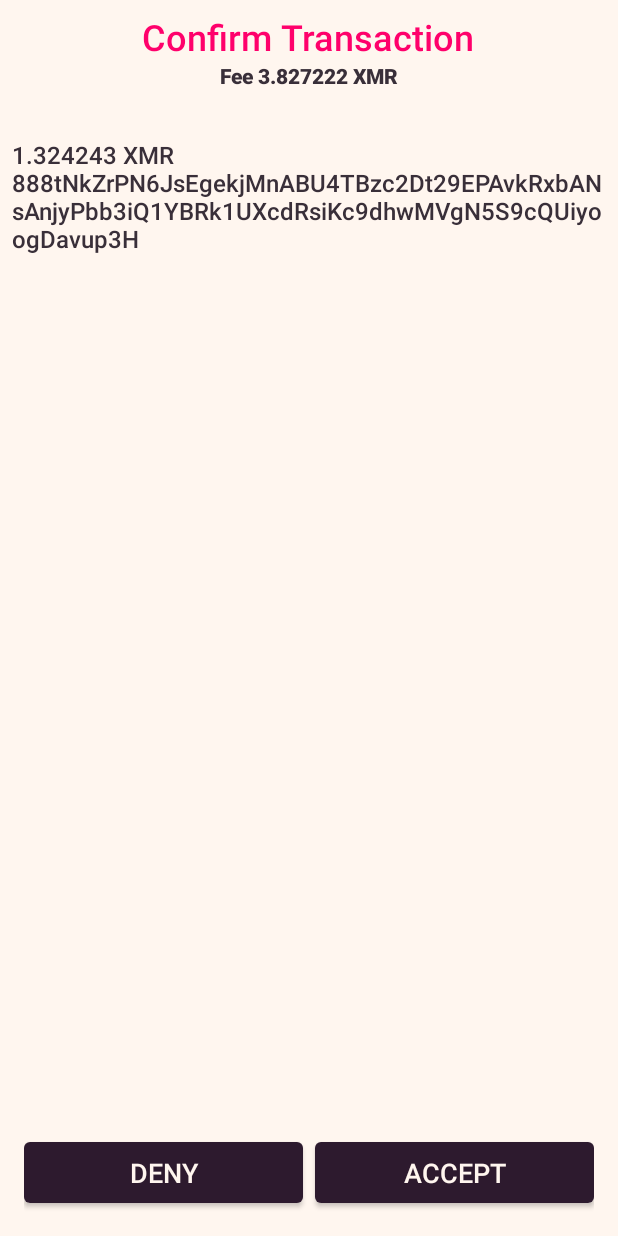
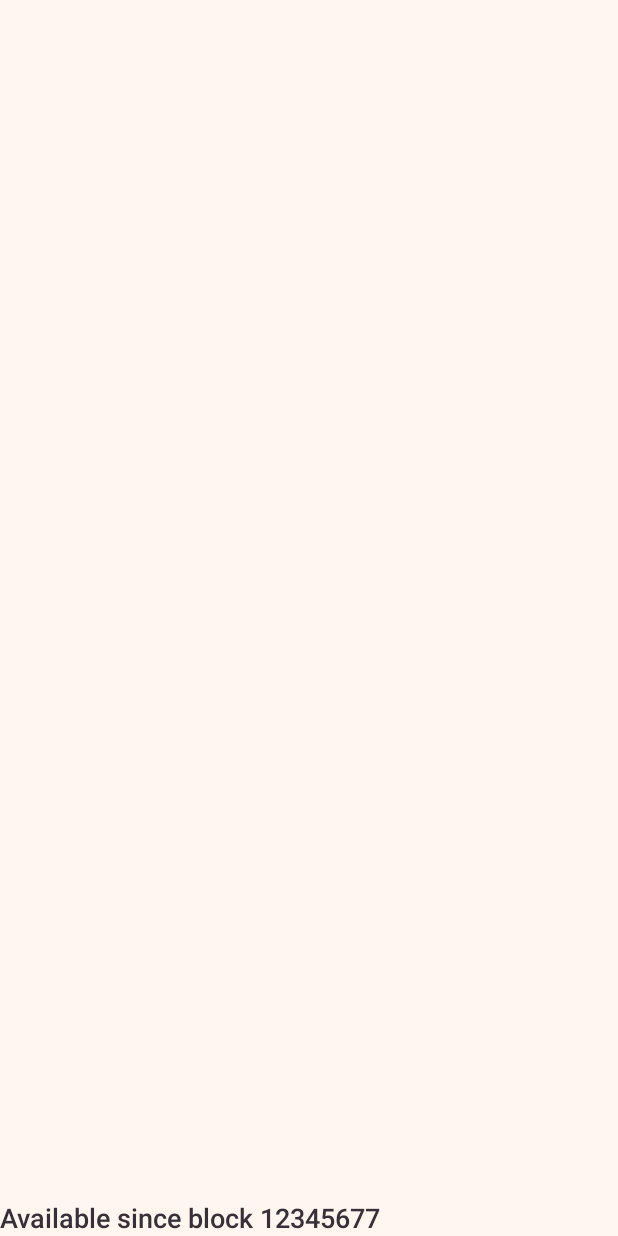
Before and after one commit to m2049r/sidekick, an Android app: the layout fragment_sidekick.xml on its own in the app's theme, with its tools: preview values and no code run, on a phone screen of 412 x 824 dp. Run offline under Robolectric (Android 15) with nearby library versions, the phone set to English and light mode, and no system bars.

Commit message:
show restore height

```diff
--- a/app/build.gradle
+++ b/app/build.gradle
@@ -8,8 +8,8 @@ android {
         compileSdk 34
         minSdkVersion 21
         targetSdkVersion 33
-        versionCode 1000
-        versionName "1.0.0 'Sidekick'"
+        versionCode 1001
+        versionName "1.0.1 'Sidekick'"
         testInstrumentationRunner "androidx.test.runner.AndroidJUnitRunner"
         externalNativeBuild {
             cmake {
--- a/app/src/main/java/org/guntherkorp/sidekick/SidekickActivity.java
+++ b/app/src/main/java/org/guntherkorp/sidekick/SidekickActivity.java
@@ -275,12 +275,13 @@ public class SidekickActivity extends BaseActivity implements SidekickFragment.L
         switch (event) {
             case LOADED:
                 runOnUiThread(() -> {
-                    setSubtitle("Ready"); //TODO string.xml
+                    setSubtitle(getString(R.string.sidekick_ready));
                     getBluetoothFragment().start();
+                    getSidekickFragment().setRestoreheight(msg);
                 });
                 break;
             case LOAD_FAILED:
-                runOnUiThread(() -> abort("Load failed")); //TODO string.xml
+                runOnUiThread(() -> abort(getString(R.string.sidekick_failed)));
                 break;
         }
     }
--- a/app/src/main/java/org/guntherkorp/sidekick/model/SidekickWallet.java
+++ b/app/src/main/java/org/guntherkorp/sidekick/model/SidekickWallet.java
@@ -63,6 +63,8 @@ public class SidekickWallet {
 
     public native void reset();
 
+    public native long getRestoreheight();
+
     static public SidekickWallet loadFromWallet(String path, String password) {
         long handle = loadFromWalletJ(path, password, Wallet.getAppNetworkType().getValue());
         return new SidekickWallet(handle, new File(path).getName());
--- a/app/src/main/java/org/guntherkorp/sidekick/service/SidekickService.java
+++ b/app/src/main/java/org/guntherkorp/sidekick/service/SidekickService.java
@@ -243,7 +243,7 @@ public class SidekickService extends Service {
         wallet = openWallet(walletName, walletPassword);
         Timber.d("...openWallet %s", wallet);
         if (wallet != null)
-            showEvent(Observer.Event.LOADED);
+            showEvent(Observer.Event.LOADED, Long.toString(wallet.getRestoreheight()));
     }
 
     public void stop() {
--- a/app/src/main/res/layout/fragment_sidekick.xml
+++ b/app/src/main/res/layout/fragment_sidekick.xml
@@ -4,17 +4,37 @@
     android:layout_width="match_parent"
     android:layout_height="match_parent">
 
-    <GridLayout
-        android:id="@+id/lights"
+    <RelativeLayout
         android:layout_width="match_parent"
-        android:layout_height="wrap_content"
-        android:columnCount="5" />
+        android:layout_height="match_parent">
+
+        <GridLayout
+            android:id="@+id/lights"
+            android:layout_width="match_parent"
+            android:layout_height="wrap_content"
+            android:layout_above="@id/restoreheight"
+            android:layout_alignParentStart="true"
+            android:layout_alignParentTop="true"
+            android:layout_alignParentEnd="true"
+            android:layout_marginBottom="8dp"
+            android:columnCount="5"
+            android:visibility="visible" />
+
+        <TextView
+            android:id="@+id/restoreheight"
+            style="@style/MoneroText"
+            android:layout_width="wrap_content"
+            android:layout_height="wrap_content"
+            android:layout_alignParentBottom="true"
+            tools:text="Available since block 12345677" />
+
+    </RelativeLayout>
 
     <RelativeLayout
         android:id="@+id/confirmation"
         android:layout_width="match_parent"
         android:layout_height="match_parent"
-        android:visibility="visible">
+        android:visibility="invisible">
 
         <ScrollView
             android:layout_width="match_parent"
@@ -26,8 +46,7 @@
                 android:layout_height="wrap_content"
                 android:gravity="center"
                 android:orientation="vertical"
-                android:padding="8dp"
-                android:visibility="visible">
+                android:padding="8dp">
 
                 <TextView
                     style="@style/MoneroText.Large.Accent"
--- a/app/src/main/res/values/strings.xml
+++ b/app/src/main/res/values/strings.xml
@@ -193,4 +193,8 @@
     <string name="sidekick_network_warning">Network is on - this is a security risk. It is recommended
         to turn on flight mode and restart the app with only Bluetooth enabled!</string>
     <string name="fab_restore_sidekick">Restore from Sidekick</string>
+    <string name="restoreheight_text">Available since block %1$s</string>
+    <string name="sidekick_ready">Ready</string>
+    <string name="sidekick_failed">Load failed</string>
+
 </resources>
```
Also changed, not shown: app/src/main/java/org/guntherkorp/sidekick/SidekickFragment.java (+6 -2 lines), 2 other files.
